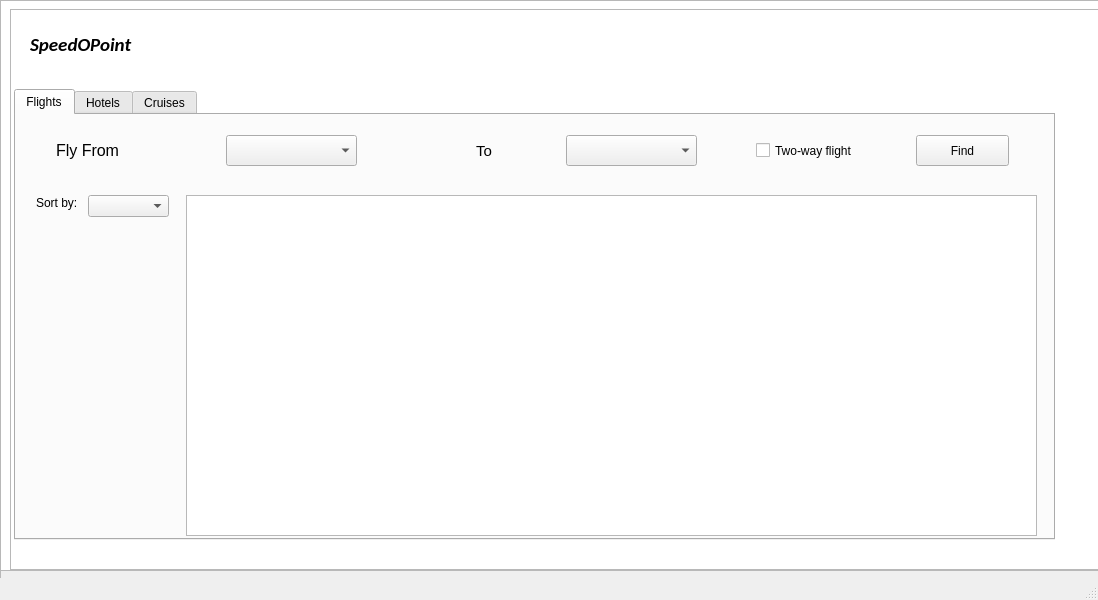
Above: SpeedoPoint/mainwindow.ui from AliEissa2077/speedopoint before the change. Below: the same form after it.
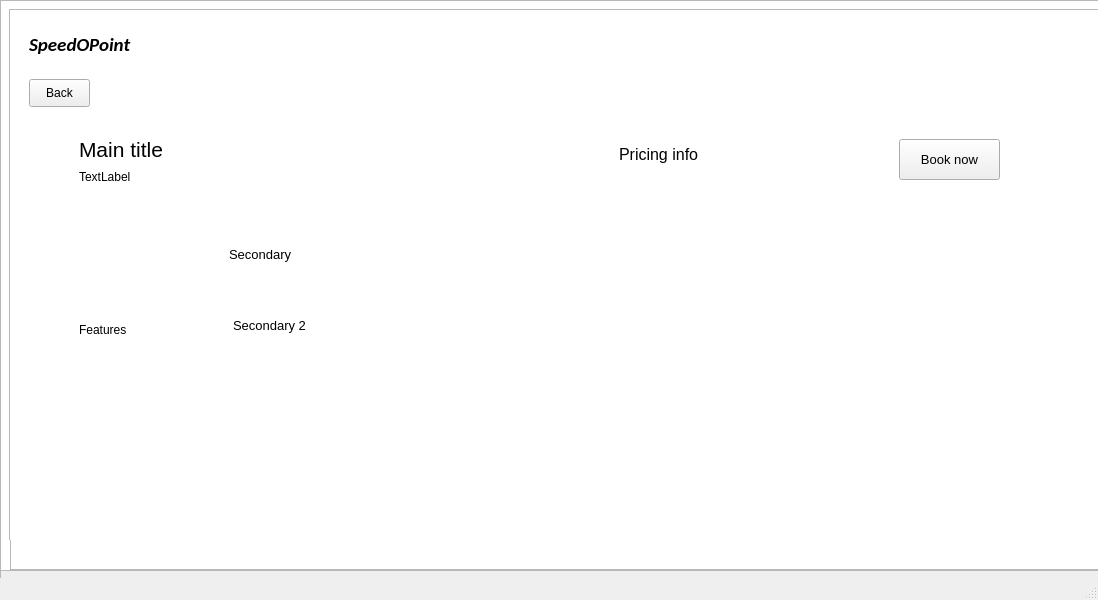
That is the form after the change. The open tabs and pages were chosen to show the change.

Commit message: Listing item class + system, Details page design

```diff
--- a/SpeedoPoint/mainwindow.ui
+++ b/SpeedoPoint/mainwindow.ui
@@ -598,6 +598,183 @@
      </widget>
     </widget>
    </widget>
+   <widget class="QFrame" name="DetailsPage">
+    <property name="geometry">
+     <rect>
+      <x>9</x>
+      <y>9</y>
+      <width>1091</width>
+      <height>531</height>
+     </rect>
+    </property>
+    <property name="frameShape">
+     <enum>QFrame::StyledPanel</enum>
+    </property>
+    <property name="frameShadow">
+     <enum>QFrame::Raised</enum>
+    </property>
+    <widget class="QGraphicsView" name="ProgramBackground_2">
+     <property name="geometry">
+      <rect>
+       <x>0</x>
+       <y>0</y>
+       <width>1091</width>
+       <height>561</height>
+      </rect>
+     </property>
+    </widget>
+    <widget class="QLabel" name="Speedopointtxt_2">
+     <property name="geometry">
+      <rect>
+       <x>20</x>
+       <y>10</y>
+       <width>161</width>
+       <height>51</height>
+      </rect>
+     </property>
+     <property name="font">
+      <font>
+       <family>Calibri</family>
+       <pointsize>14</pointsize>
+       <weight>75</weight>
+       <italic>true</italic>
+       <bold>true</bold>
+      </font>
+     </property>
+     <property name="text">
+      <string>SpeedOPoint</string>
+     </property>
+    </widget>
+    <widget class="QPushButton" name="BackButton">
+     <property name="geometry">
+      <rect>
+       <x>20</x>
+       <y>70</y>
+       <width>61</width>
+       <height>28</height>
+      </rect>
+     </property>
+     <property name="text">
+      <string>Back</string>
+     </property>
+    </widget>
+    <widget class="QLabel" name="PrimaryText">
+     <property name="geometry">
+      <rect>
+       <x>70</x>
+       <y>120</y>
+       <width>301</width>
+       <height>41</height>
+      </rect>
+     </property>
+     <property name="font">
+      <font>
+       <pointsize>16</pointsize>
+      </font>
+     </property>
+     <property name="text">
+      <string>Main title</string>
+     </property>
+    </widget>
+    <widget class="QLabel" name="DetailInfo1">
+     <property name="geometry">
+      <rect>
+       <x>70</x>
+       <y>160</y>
+       <width>171</width>
+       <height>16</height>
+      </rect>
+     </property>
+     <property name="text">
+      <string>TextLabel</string>
+     </property>
+    </widget>
+    <widget class="QLabel" name="PricingInfo">
+     <property name="geometry">
+      <rect>
+       <x>610</x>
+       <y>130</y>
+       <width>141</width>
+       <height>31</height>
+      </rect>
+     </property>
+     <property name="font">
+      <font>
+       <pointsize>12</pointsize>
+      </font>
+     </property>
+     <property name="text">
+      <string>Pricing info</string>
+     </property>
+    </widget>
+    <widget class="QLabel" name="Features">
+     <property name="geometry">
+      <rect>
+       <x>70</x>
+       <y>230</y>
+       <width>81</width>
+       <height>181</height>
+      </rect>
+     </property>
+     <property name="text">
+      <string>Features</string>
+     </property>
+    </widget>
+    <widget class="QLabel" name="SecondaryInfo">
+     <property name="geometry">
+      <rect>
+       <x>220</x>
+       <y>220</y>
+       <width>391</width>
+       <height>51</height>
+      </rect>
+     </property>
+     <property name="font">
+      <font>
+       <pointsize>10</pointsize>
+      </font>
+     </property>
+     <property name="text">
+      <string>Secondary</string>
+     </property>
+    </widget>
+    <widget class="QLabel" name="SecondaryInfo2">
+     <property name="geometry">
+      <rect>
+       <x>224</x>
+       <y>286</y>
+       <width>341</width>
+       <height>61</height>
+      </rect>
+     </property>
+     <property name="font">
+      <font>
+       <pointsize>10</pointsize>
+      </font>
+     </property>
+     <property name="text">
+      <string>Secondary 2</string>
+     </property>
+    </widget>
+    <widget class="QPushButton" name="pushButton">
+     <property name="geometry">
+      <rect>
+       <x>890</x>
+       <y>130</y>
+       <width>101</width>
+       <height>41</height>
+      </rect>
+     </property>
+     <property name="font">
+      <font>
+       <pointsize>10</pointsize>
+      </font>
+     </property>
+     <property name="text">
+      <string>Book now</string>
+     </property>
+    </widget>
+   </widget>
   </widget>
   <widget class="QMenuBar" name="menubar">
    <property name="geometry">
```
Left out of the diff: 2 changed lines with no effect on the pictures. The commit also changes 7 other files.
